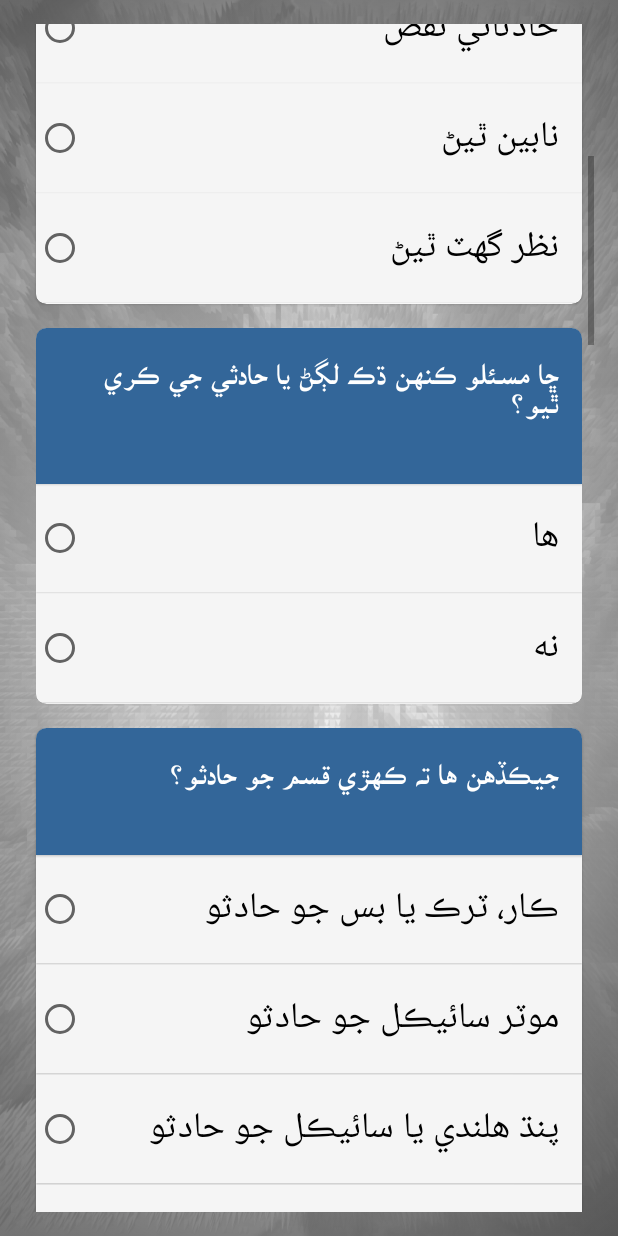
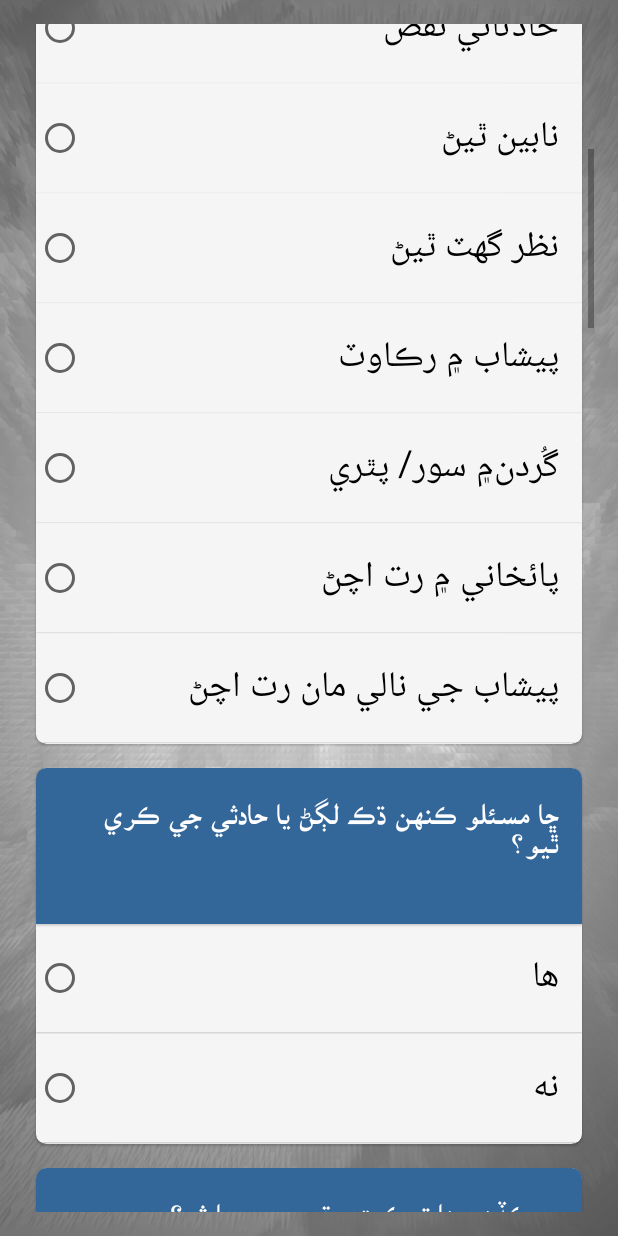
Before and after one commit to Mustufa786/SOSAS, an Android app: the layout activity_section_e.xml on its own in the app's theme, with its tools: preview values and no code run, scrolled down 576 dp, on a phone screen of 412 x 824 dp. Run offline under Robolectric (Android 15) with nearby library versions, the phone set to English and light mode, and no system bars; Roboto replaces fonts that are not available here.

Commit message:
Section E: heading options condition.

```diff
--- a/app/src/main/res/layout/activity_section_e.xml
+++ b/app/src/main/res/layout/activity_section_e.xml
@@ -92,8 +92,28 @@
                             android:id="@+id/te05h"
                             style="@style/radiobutton"
                             android:text="@string/te05h" />
+
+                        <RadioButton
+                            android:id="@+id/te05i"
+                            style="@style/radiobutton"
+                            android:text="@string/te05i" />
+
+                        <RadioButton
+                            android:id="@+id/te05j"
+                            style="@style/radiobutton"
+                            android:text="@string/te05j" />
+
+                        <RadioButton
+                            android:id="@+id/te05k"
+                            style="@style/radiobutton"
+                            android:text="@string/te05k" />
+
+                        <RadioButton
+                            android:id="@+id/te05l"
+                            style="@style/radiobutton"
+                            android:text="@string/te05l" />
+
                     </RadioGroup>
-
 
                 </LinearLayout>
 
--- a/app/src/main/res/values/strings.xml
+++ b/app/src/main/res/values/strings.xml
@@ -171,6 +171,11 @@
     <string name="te05g"> نابين ٿيڻ </string>
     <string name="te05h"> نظر گهٽ ٿيڻ </string>
 
+    <string name="te05i"> پيشاب ۾ رڪاوٽ </string>
+    <string name="te05j"> گُردن۾ سور/ پٿري </string>
+    <string name="te05k"> پائخاني ۾ رت اچڻ </string>
+    <string name="te05l"> پيشاب جي نالي مان رت اچڻ </string>
+
     <string name="tfhh"> Eyes Problems </string>
 
     <string name="te06"> ڇا مسئلو ڪنهن ڌڪ لڳڻ يا حادثي جي ڪري ٿيو؟ </string>
```
Also changed, not shown: app/src/main/java/edu/aku/hassannaqvi/uen_sosas/ui/SectionEActivity.java (+72 -1 lines), 1 other file.
